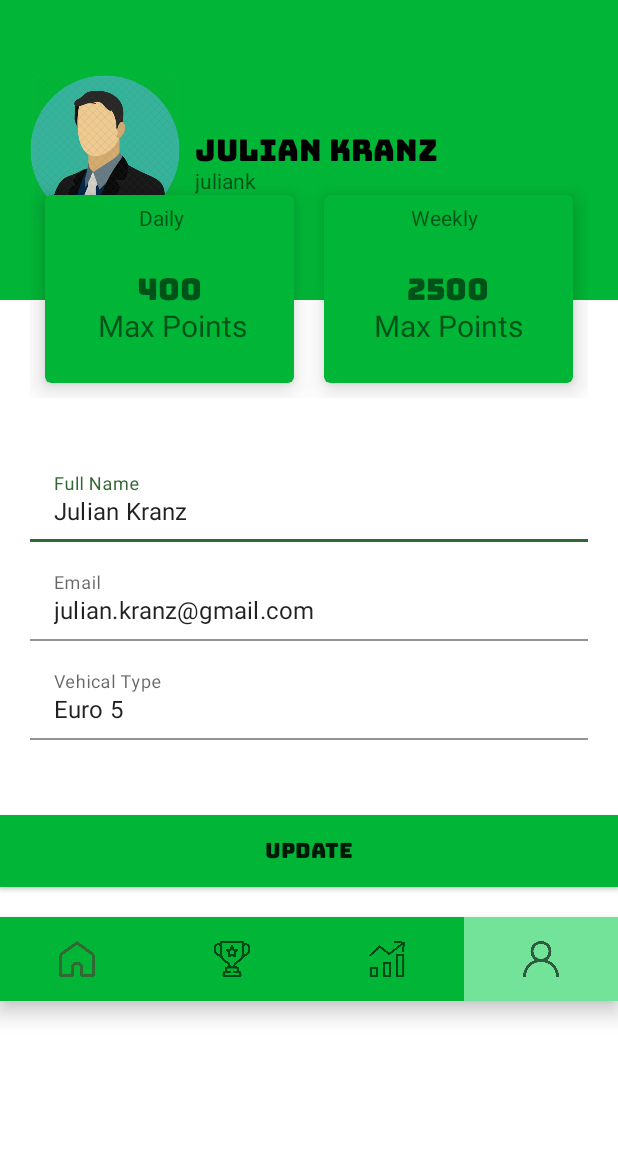
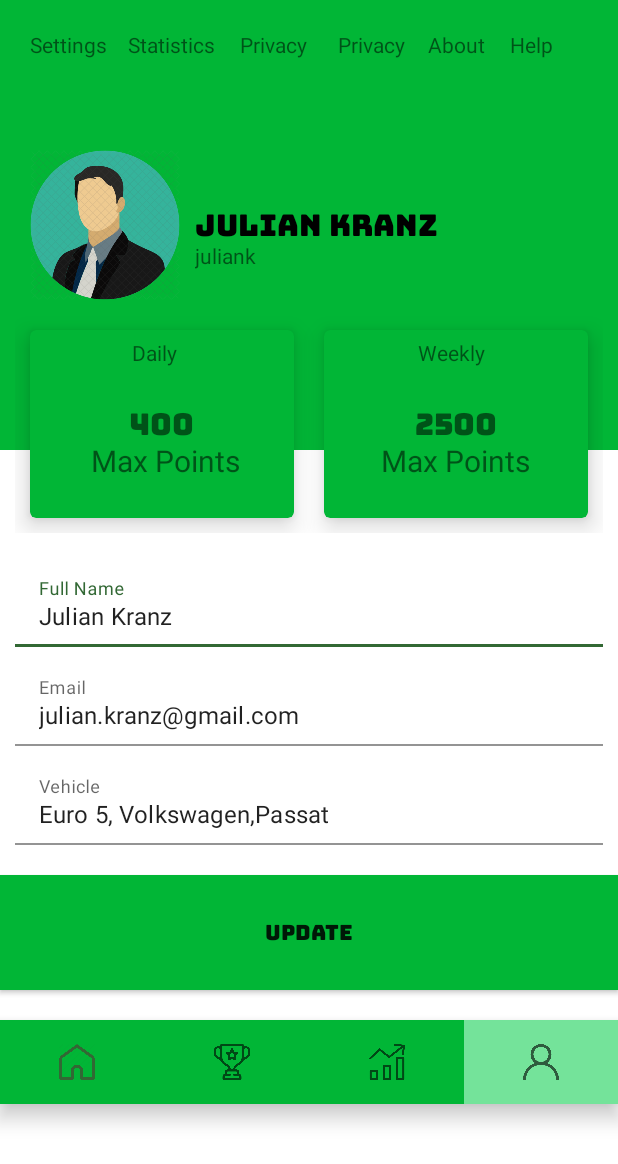
Before and after one commit to weirdkey/Green-Karma, an Android app: the UserProfile screen opened directly, with no data from a screen before it, on a phone screen of 412 x 824 dp. Shown: the top 1164 px of the screen. Run offline under Robolectric (Android 15) with nearby library versions, the phone set to English and light mode, and no system bars.

Commit message:
merge conflict12345678910123456

```diff
--- a/MyFirstApp/app/src/main/res/layout/activity_profile.xml
+++ b/MyFirstApp/app/src/main/res/layout/activity_profile.xml
@@ -10,7 +10,7 @@
 
     <RelativeLayout
         android:layout_width="match_parent"
-        android:layout_height="200dp"
+        android:layout_height="300dp"
         android:background="#01B636"
         android:padding="20dp">
 
@@ -45,86 +45,139 @@
             android:includeFontPadding="false"
             android:text="juliank"
             android:textSize="14sp" />
+
+        <TextView
+            android:id="@+id/textView12"
+            android:layout_width="wrap_content"
+            android:layout_height="wrap_content"
+            android:text="Settings" />
+
+        <TextView
+            android:id="@+id/textView17"
+            android:layout_width="wrap_content"
+            android:layout_height="wrap_content"
+            android:layout_marginStart="65dp"
+            android:layout_marginLeft="65dp"
+            android:text="Statistics" />
+
+        <TextView
+            android:id="@+id/textView19"
+            android:layout_width="wrap_content"
+            android:layout_height="wrap_content"
+            android:layout_marginStart="140dp"
+            android:layout_marginLeft="140dp"
+            android:text="Privacy" />
+
+        <TextView
+            android:id="@+id/textView21"
+            android:layout_width="wrap_content"
+            android:layout_height="wrap_content"
+            android:layout_marginStart="205dp"
+            android:layout_marginLeft="205dp"
+            android:text="Privacy" />
+
+        <TextView
+            android:id="@+id/textView18"
+            android:layout_width="wrap_content"
+            android:layout_height="wrap_content"
+            android:layout_marginStart="265dp"
+            android:layout_marginLeft="265dp"
+            android:text="About" />
+
+        <TextView
+            android:id="@+id/textView20"
+            android:layout_width="wrap_content"
+            android:layout_height="wrap_content"
+            android:layout_marginStart="320dp"
+            android:layout_marginLeft="320dp"
+            android:text="Help" />
     </RelativeLayout>
 
     <LinearLayout
         android:layout_width="match_parent"
         android:layout_height="wrap_content"
-        android:padding="20dp"
-        android:layout_marginTop="-100dp">
+        android:layout_marginTop="-100dp"
+        android:padding="10dp">
+
         <com.google.android.material.card.MaterialCardView
             android:layout_width="0dp"
             android:layout_height="125dp"
+            android:layout_margin="10dp"
             android:layout_weight="1"
-            android:layout_margin="10dp"
             app:cardBackgroundColor="#01B636"
             app:cardElevation="10dp">
+
             <RelativeLayout
                 android:layout_width="match_parent"
                 android:layout_height="match_parent"
                 android:padding="5dp">
+
                 <TextView
                     android:layout_width="40dp"
                     android:layout_height="30dp"
-                    android:text="Daily"
-                    android:layout_centerHorizontal="true">
-                </TextView>
+                    android:layout_centerHorizontal="true"
+                    android:text="Daily"></TextView>
+
                 <TextView
                     android:id="@+id/daily"
                     android:layout_width="wrap_content"
                     android:layout_height="wrap_content"
+                    android:layout_centerInParent="true"
+                    android:fontFamily="@font/bungee"
+                    android:includeFontPadding="false"
                     android:text="400"
-                    android:textSize="20sp"
-                    android:includeFontPadding="false"
-                    android:fontFamily="@font/bungee"
-                    android:layout_centerInParent="true"/>
+                    android:textSize="20sp" />
+
                 <TextView
                     android:id="@+id/daily_points"
                     android:layout_width="wrap_content"
                     android:layout_height="wrap_content"
+                    android:layout_below="@id/daily"
+                    android:layout_centerHorizontal="true"
+                    android:includeFontPadding="false"
                     android:text=" Max Points"
-                    android:textSize="20sp"
-                    android:includeFontPadding="false"
-                    android:layout_below="@id/daily"
-                    android:layout_centerHorizontal="true"/>
+                    android:textSize="20sp" />
             </RelativeLayout>
         </com.google.android.material.card.MaterialCardView>
 
         <com.google.android.material.card.MaterialCardView
             android:layout_width="0dp"
             android:layout_height="125dp"
+            android:layout_margin="10dp"
             android:layout_weight="1"
-            android:layout_margin="10dp"
             app:cardBackgroundColor="#01B636"
             app:cardElevation="10dp">
+
             <RelativeLayout
                 android:layout_width="match_parent"
                 android:layout_height="match_parent"
                 android:padding="5dp">
+
                 <TextView
                     android:layout_width="50dp"
                     android:layout_height="30dp"
-                    android:text="Weekly"
-                    android:layout_centerHorizontal="true">
-                </TextView>
+                    android:layout_centerHorizontal="true"
+                    android:text="Weekly"></TextView>
+
                 <TextView
                     android:id="@+id/weekly"
                     android:layout_width="wrap_content"
                     android:layout_height="wrap_content"
+                    android:layout_centerInParent="true"
+                    android:fontFamily="@font/bungee"
+                    android:includeFontPadding="false"
                     android:text="2500"
-                    android:textSize="20sp"
-                    android:includeFontPadding="false"
-                    android:fontFamily="@font/bungee"
-                    android:layout_centerInParent="true"/>
+                    android:textSize="20sp" />
+
                 <TextView
                     android:id="@+id/weekly_points"
                     android:layout_width="wrap_content"
                     android:layout_height="wrap_content"
+                    android:layout_below="@id/weekly"
+                    android:layout_centerHorizontal="true"
+                    android:includeFontPadding="false"
                     android:text="Max Points"
-                    android:textSize="20sp"
-                    android:includeFontPadding="false"
-                    android:layout_below="@id/weekly"
-                    android:layout_centerHorizontal="true"/>
+                    android:textSize="20sp" />
             </RelativeLayout>
         </com.google.android.material.card.MaterialCardView>
 
@@ -133,18 +186,20 @@
     <LinearLayout
         android:layout_width="match_parent"
         android:layout_height="wrap_content"
-        android:padding="20dp"
-        android:orientation="vertical">
+        android:orientation="vertical"
+        android:padding="10dp">
+
         <com.google.android.material.textfield.TextInputLayout
             android:layout_width="match_parent"
             android:layout_height="wrap_content"
-            android:hint="Full Name"
-            android:layout_marginBottom="10dp">
+            android:layout_marginBottom="10dp"
+            android:hint="Full Name">
+
             <com.google.android.material.textfield.TextInputEditText
                 android:layout_width="match_parent"
                 android:layout_height="wrap_content"
-                android:text="Julian Kranz"
-                android:background="@color/white">
+                android:background="@color/white"
+                android:text="Julian Kranz">
 
             </com.google.android.material.textfield.TextInputEditText>
         </com.google.android.material.textfield.TextInputLayout>
@@ -152,13 +207,14 @@
         <com.google.android.material.textfield.TextInputLayout
             android:layout_width="match_parent"
             android:layout_height="wrap_content"
-            android:hint="Email"
-            android:layout_marginBottom="10dp">
+            android:layout_marginBottom="10dp"
+            android:hint="Email">
+
             <com.google.android.material.textfield.TextInputEditText
                 android:layout_width="match_parent"
                 android:layout_height="wrap_content"
-                android:text="julian.kranz@gmail.com"
-                android:background="@color/white">
+                android:background="@color/white"
+                android:text="julian.kranz@gmail.com">
 
             </com.google.android.material.textfield.TextInputEditText>
         </com.google.android.material.textfield.TextInputLayout>
@@ -166,13 +222,14 @@
         <com.google.android.material.textfield.TextInputLayout
             android:layout_width="match_parent"
             android:layout_height="wrap_content"
-            android:hint="Vehical Type"
-            android:layout_marginBottom="10dp">
+            android:layout_marginBottom="10dp"
+            android:hint="Vehicle">
+
             <com.google.android.material.textfield.TextInputEditText
                 android:layout_width="match_parent"
                 android:layout_height="wrap_content"
-                android:text="Euro 5"
-                android:background="@color/white">
+                android:background="@color/white"
+                android:text="Euro 5, Volkswagen,Passat">
 
             </com.google.android.material.textfield.TextInputEditText>
         </com.google.android.material.textfield.TextInputLayout>
@@ -183,17 +240,18 @@
     <Button
         android:layout_width="match_parent"
         android:layout_height="wrap_content"
-        android:layout_marginTop="20dp"
-        android:layout_marginBottom="20dp"
         android:background="#01B636"
         android:fontFamily="@font/bungee"
+        android:padding="20dp"
         android:text="UPDATE" />
 
     <com.google.android.material.bottomnavigation.BottomNavigationView
         android:id="@+id/bottom_nav"
         android:layout_width="match_parent"
         android:layout_height="wrap_content"
-        android:layout_marginBottom="0dp"
+        android:layout_alignParentBottom="true"
+        android:layout_gravity="bottom"
+        android:layout_marginTop="20dp"
         android:background="#01B636"
         app:itemHorizontalTranslationEnabled="false"
         app:labelVisibilityMode="unlabeled"
```
